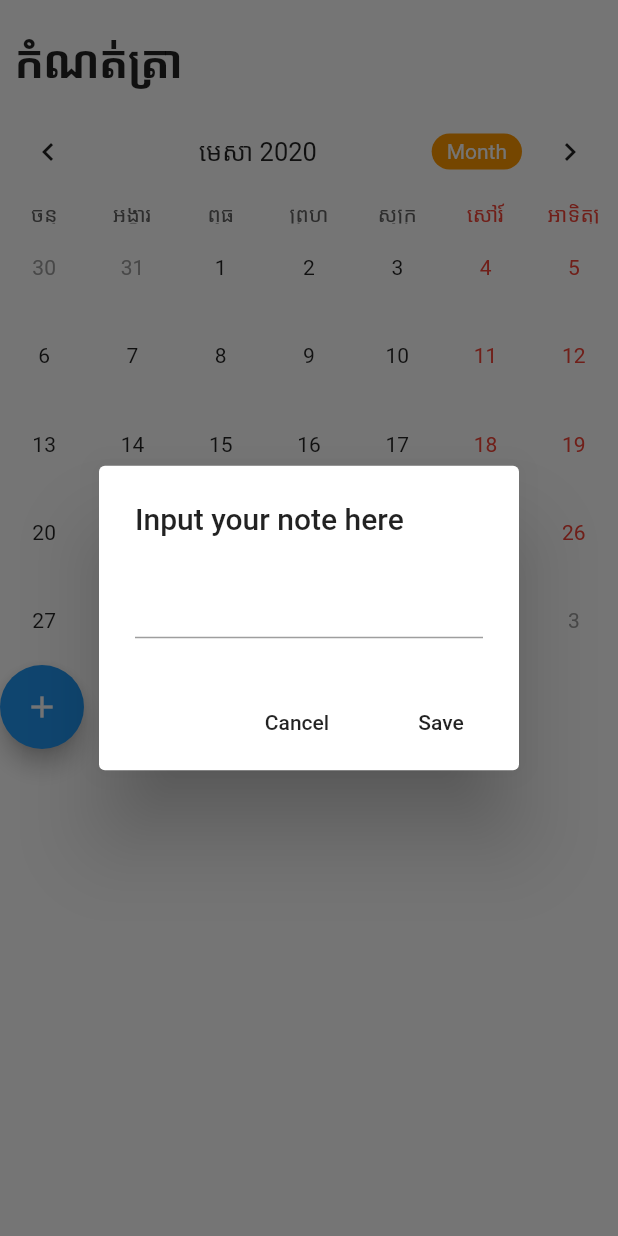
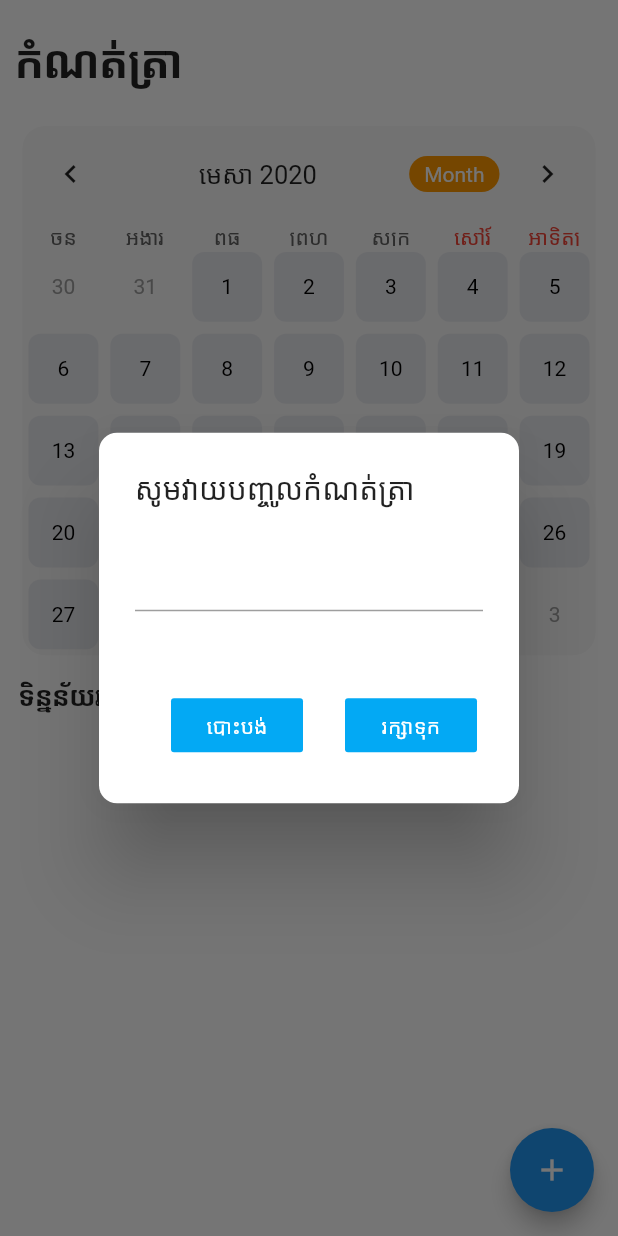
Before and after one commit to sambathvatanak/kec19, a Flutter app: the Note_Option screen opened directly, after a tap on the "add" icon, on a phone screen of 412 x 824 dp. Run offline on Flutter 3.47's test engine with Material 2 defaults, Android fonts, the phone set to English and light mode, and no system bars; drawn by our look-alikes of table_calendar; our stand-ins replace shared_preferences; accounts and stored records are empty.

Commit message:
update calendar and event calendar

```diff
--- a/lib/screens/note_option.dart
+++ b/lib/screens/note_option.dart
@@ -9,10 +9,10 @@ class Note_Option extends StatefulWidget {
   _Note_OptionState createState() => _Note_OptionState();
 }
 
-Widget _title(){
+Widget _title() {
   return Container(
     child: Padding(
-      padding: const EdgeInsets.fromLTRB(10.0,20.0,10.0,8.0),
+      padding: const EdgeInsets.fromLTRB(10.0, 20.0, 10.0, 8.0),
       child: Text(
         'កំណត់ត្រា',
         style: TextStyle(
@@ -24,9 +24,7 @@ Widget _title(){
   );
 }
 
-
 class _Note_OptionState extends State<Note_Option> {
-
   CalendarController _controller;
   Map<DateTime, List<dynamic>> _events;
   List<dynamic> _selectedEvents;
@@ -67,14 +65,19 @@ class _Note_OptionState extends State<Note_Option> {
     return newMap;
   }
 
-
   Widget _calendar() {
     return Container(
       child: SingleChildScrollView(
         child: Column(
           crossAxisAlignment: CrossAxisAlignment.start,
           children: <Widget>[
-            TableCalendar(
+            Container(
+              margin: EdgeInsets.fromLTRB(15.0, 15.0, 15.0, 15.0),
+              decoration: BoxDecoration(
+                borderRadius: BorderRadius.circular(15.0),
+                color: Color(0xffF8F8F8),
+              ),
+              child: TableCalendar(
                 locale: 'km_KM',
                 events: _events,
                 initialCalendarFormat: CalendarFormat.month,
@@ -86,8 +89,7 @@ class _Note_OptionState extends State<Note_Option> {
                   todayStyle: TextStyle(
                       fontWeight: FontWeight.bold,
                       fontSize: 18.0,
-                      color: Colors.white
-                  ),
+                      color: Colors.white),
                 ),
                 headerStyle: HeaderStyle(
                   centerHeaderTitle: true,
@@ -102,10 +104,44 @@ class _Note_OptionState extends State<Note_Option> {
                 onDaySelected: (date, events) {
                   setState(() {
                     _selectedEvents = events;
-                  _showAddDialog();
+//                  _showAddDialog();
                   });
                 },
                 builders: CalendarBuilders(
+                  outsideWeekendDayBuilder: (context, date, events) =>
+                      Container(
+                    margin: const EdgeInsets.all(4.0),
+                    alignment: Alignment.center,
+                    decoration: BoxDecoration(
+                        color: Color(0xffF8F8F8),
+                        borderRadius: BorderRadius.circular(0.0)),
+                    child: Text(
+                      date.day.toString(),
+                      style: TextStyle(color: Colors.black),
+                    ),
+                  ),
+                  outsideDayBuilder: (context, date, events) => Container(
+                    margin: const EdgeInsets.all(4.0),
+                    alignment: Alignment.center,
+                    decoration: BoxDecoration(
+                        color: Color(0xfff0f0f0),
+                        borderRadius: BorderRadius.circular(8.0)),
+                    child: Text(
+                      date.day.toString(),
+                      style: TextStyle(color: Colors.black),
+                    ),
+                  ),
+                  dayBuilder: (context, date, events) => Container(
+                    margin: const EdgeInsets.all(4.0),
+                    alignment: Alignment.center,
+                    decoration: BoxDecoration(
+                        color: Color(0xffE8E9EE),
+                        borderRadius: BorderRadius.circular(8.0)),
+                    child: Text(
+                      date.day.toString(),
+                      style: TextStyle(color: Colors.black),
+                    ),
+                  ),
                   selectedDayBuilder: (context, date, events) => Container(
                       margin: const EdgeInsets.all(4.0),
                       alignment: Alignment.center,
@@ -121,8 +157,7 @@ class _Note_OptionState extends State<Note_Option> {
                       alignment: Alignment.center,
                       decoration: BoxDecoration(
                           color: Colors.orange,
-                        borderRadius: BorderRadius.circular(0.0)
-                    ),
+                          borderRadius: BorderRadius.circular(0.0)),
                       child: Text(
                         date.day.toString(),
                         style: TextStyle(color: Colors.white),
@@ -134,43 +169,84 @@ class _Note_OptionState extends State<Note_Option> {
                 ),
                 calendarController: _controller,
               ),
+            ),
+            Container(
+              child: Padding(
+                padding: const EdgeInsets.fromLTRB(12.0, 0.0, 0.0, 0.0),
+                child: Text(
+                  'ទិន្នន័យរបស់អ្នក',
+                  style: TextStyle(
+                    fontSize: 18,
+                    fontWeight: FontWeight.w600,
+                  ),
+                ),
+              ),
+            ),
+            SizedBox(
+              height: 3,
+            ),
             ..._selectedEvents.map((event) => Container(
-              margin: const EdgeInsets.all(15.0),
+                  //margin: const EdgeInsets.all(15.0),
                   decoration: new BoxDecoration(
-                border: Border.all(color: Colors.lightBlue,width: 3),
-                borderRadius: BorderRadius.circular(12.0),
+                    border: Border(
+                      bottom: BorderSide(width: 1.0, color: Colors.lightBlue),
+                    ),
+                    // borderRadius: BorderRadius.circular(0.0),
                   ),
                   child: ListTile(
-                title: Text(event),
+                    leading: Icon(
+                      Icons.event,
+                      color: Colors.lightBlue,
+                    ),
+                    title: Text(event + "  " + "asdasd"),
+                    trailing: Icon(Icons.keyboard_arrow_right),
                   ),
                 )),
-            FloatingActionButton(
-              child: Icon(Icons.add),
-              onPressed: _showAddDialog,
+            SizedBox(
+              height: 8,
             ),
           ],
         ),
       ),
     );
   }
+
   _showAddDialog() async {
     await showDialog(
         barrierDismissible: false,
         context: context,
         builder: (context) => AlertDialog(
-          title: Text('Input your note here'),
+              shape: RoundedRectangleBorder(
+                borderRadius: BorderRadius.circular(12.0),
+              ),
+              title: Text('សូមវាយបញ្ចូលកំណត់ត្រា'),
               content: TextField(
+                keyboardType: TextInputType.multiline,
+                maxLines: null,
                 controller: _eventController,
               ),
               actions: <Widget>[
-            FlatButton(
-              child: Text('Cancel'),
+                Container(
+                 // margin: EdgeInsets.all(5.0),
+                  child: FlatButton(
+                    child: Text(
+                      'បោះបង់',
+                      style: TextStyle(color: Colors.white),
+                    ),
+                    color: Colors.lightBlue,
                     onPressed: () {
                       Navigator.of(context).pop(false);
                     },
                   ),
-            FlatButton(
-              child: Text("Save"),
+                ),
+                Container(
+                  margin: EdgeInsets.all(20.0),
+                  child: FlatButton(
+                    child: Text(
+                      'រក្សាទុក',
+                      style: TextStyle(color: Colors.white),
+                    ),
+                    color: Colors.lightBlue,
                     onPressed: () {
                       FocusScope.of(context).unfocus();
                       if (_eventController.text.isEmpty) return;
@@ -187,10 +263,10 @@ class _Note_OptionState extends State<Note_Option> {
                       Navigator.pop(context);
                     },
                   ),
+                ),
               ],
             ));
-    if(_events[_controller.selectedDay] != null)
-    {
+    if (_events[_controller.selectedDay] != null) {
       setState(() {
         _selectedEvents = _events[_controller.selectedDay];
       });
@@ -214,6 +290,11 @@ class _Note_OptionState extends State<Note_Option> {
           ),
         ),
       ),
+      floatingActionButton: FloatingActionButton(
+        child: Icon(Icons.add),
+        onPressed: _showAddDialog,
+      ),
+      floatingActionButtonLocation: FloatingActionButtonLocation.endFloat,
     );
   }
 }
```
Lines whose indentation alone changed are shown as unchanged.
